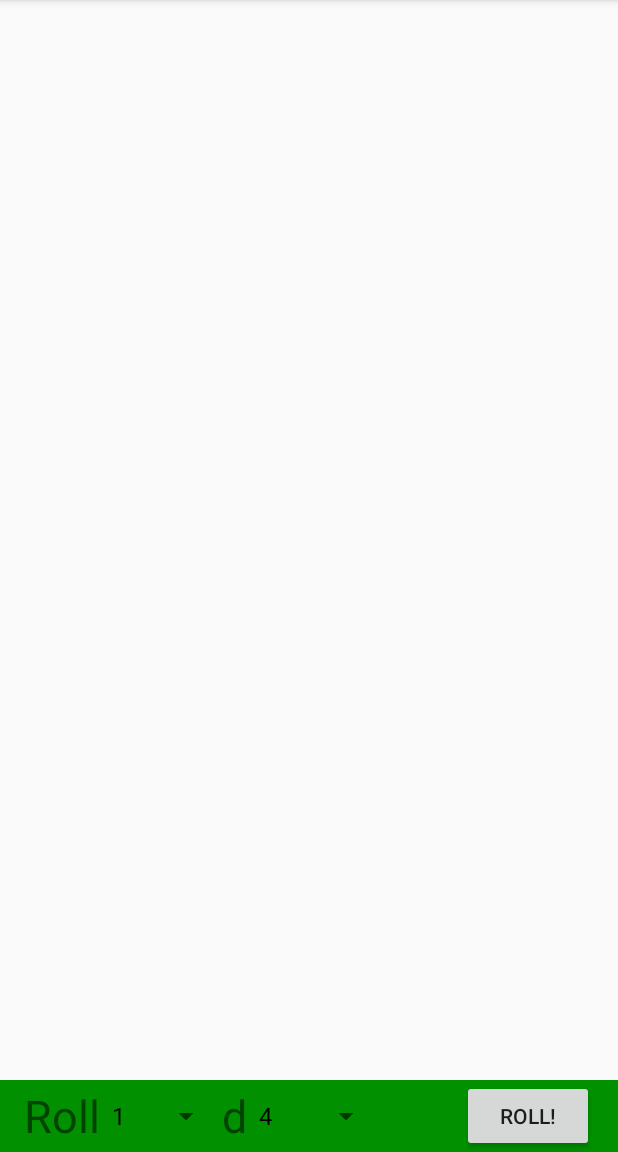
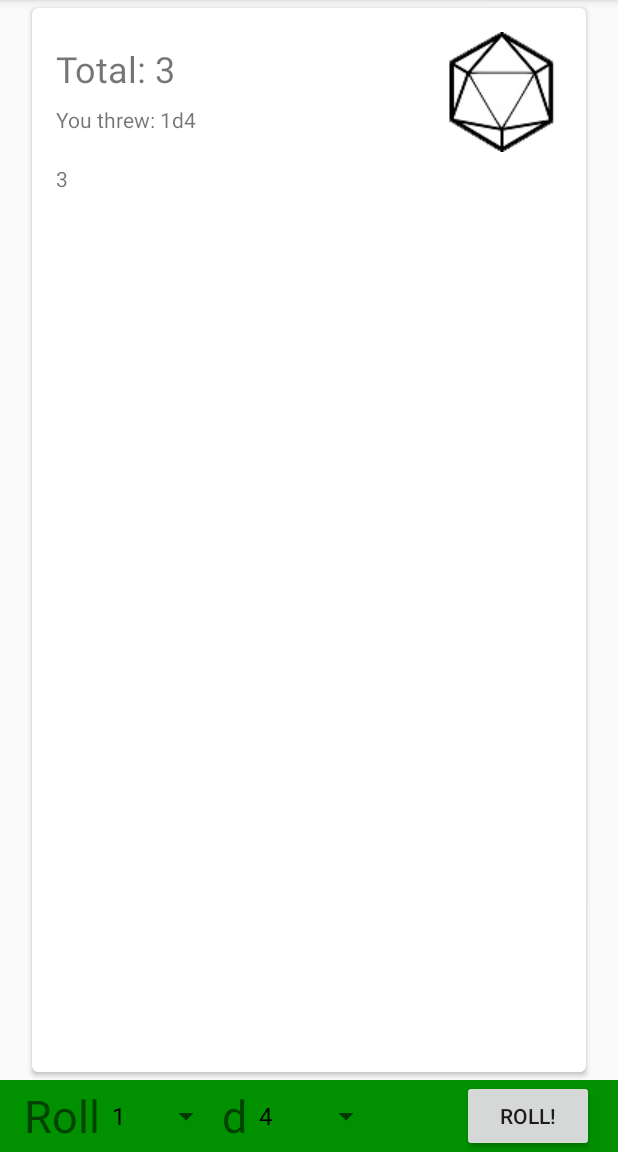
Before and after one commit to zSher/DiceRoller-master, an Android app: the screen it shows after launch (DiceActivity), in the options menu, after a tap on "Settings", on a phone screen of 412 x 824 dp, the part 84-1236 px from its top. Run offline under Robolectric (Android 15) with nearby library versions, the phone set to English and light mode, and no system bars.

Commit message:
Missing files

```diff
--- a/app/src/main/java/com/example/zss7670/diceroller/DiceActivity.java
+++ b/app/src/main/java/com/example/zss7670/diceroller/DiceActivity.java
@@ -6,44 +6,74 @@ import android.support.v7.widget.LinearLayoutManager;
 import android.support.v7.widget.RecyclerView;
 import android.view.Menu;
 import android.view.MenuItem;
+import android.view.View;
 import android.widget.ArrayAdapter;
+import android.widget.Button;
 import android.widget.Spinner;
 
 import java.lang.reflect.Array;
+import java.util.ArrayList;
+import java.util.List;
+import java.util.Random;
 
 public class DiceActivity extends AppCompatActivity {
     private RecyclerView mRecyclerView;
-    private RecyclerView.Adapter mAdapter;
+    private DiceAdapter mAdapter;
     private RecyclerView.LayoutManager mLayoutManager;
+    private Spinner mNumberSpinner;
+    private Spinner mSideSpinner;
 
     @Override
     protected void onCreate(Bundle savedInstanceState) {
         super.onCreate(savedInstanceState);
         setContentView(R.layout.activity_dice);
 
-        Spinner numberSpinner = (Spinner) findViewById(R.id.dieNumberSpinner);
+        mNumberSpinner = (Spinner) findViewById(R.id.dieNumberSpinner);
         ArrayAdapter<CharSequence> numberAdapter =
                 ArrayAdapter.createFromResource(this,
                         R.array.die_number_array,
                         android.R.layout.simple_spinner_dropdown_item);
         numberAdapter.setDropDownViewResource(android.R.layout.simple_spinner_dropdown_item);
-        numberSpinner.setAdapter(numberAdapter);
+        mNumberSpinner.setAdapter(numberAdapter);
 
-        Spinner sideSpinner = (Spinner) findViewById(R.id.dieSideSpinner);
+        mSideSpinner = (Spinner) findViewById(R.id.dieSideSpinner);
         ArrayAdapter<CharSequence> sideAdapter =
                 ArrayAdapter.createFromResource(this,
                         R.array.die_sides_array,
                         android.R.layout.simple_spinner_dropdown_item);
         sideAdapter.setDropDownViewResource(android.R.layout.simple_spinner_dropdown_item);
-        sideSpinner.setAdapter(sideAdapter);
+        mSideSpinner.setAdapter(sideAdapter);
 
         mRecyclerView = (RecyclerView) findViewById(R.id.my_recycler_view);
         mRecyclerView.setHasFixedSize(true);
         mLayoutManager = new LinearLayoutManager(this);
         mRecyclerView.setLayoutManager(mLayoutManager);
 
-        mAdapter = new DiceAdapter(data);
+        ArrayList<DiceThrow> dice = new ArrayList<>();
+
+        mAdapter = new DiceAdapter(dice, getApplicationContext());
         mRecyclerView.setAdapter(mAdapter);
+
+
+        Button rollBtn = (Button) findViewById(R.id.rollBtn);
+        rollBtn.setOnClickListener(new View.OnClickListener() {
+            @Override
+            public void onClick(View v) {
+                Integer numberOfDie = Integer.parseInt((String)mNumberSpinner.getSelectedItem());
+                Integer numberOfSides = Integer.parseInt((String) mSideSpinner.getSelectedItem());
+                Integer[] dice = new Integer[numberOfDie];
+                Random rand = new Random();
+                for (int i = 0; i < dice.length; i++){
+                    dice[i] = rand.nextInt(numberOfSides) + 1;
+                }
+
+                String subTitleText = "You threw: " + numberOfDie + "d" + numberOfSides;
+
+                DiceThrow diceThrow = new DiceThrow(subTitleText, dice);
+                mAdapter.addThrow(diceThrow);
+                mRecyclerView.scrollToPosition(0);
+            }
+        });
     }
 
     @Override
--- a/app/src/main/java/com/example/zss7670/diceroller/DiceAdapter.java
+++ b/app/src/main/java/com/example/zss7670/diceroller/DiceAdapter.java
@@ -1,46 +1,82 @@
 package com.example.zss7670.diceroller;
 
+import android.content.Context;
+import android.support.v7.widget.CardView;
 import android.support.v7.widget.RecyclerView;
 import android.view.LayoutInflater;
 import android.view.View;
 import android.view.ViewGroup;
+import android.view.animation.Animation;
+import android.view.animation.AnimationUtils;
+import android.widget.FrameLayout;
 import android.widget.TextView;
+
+import java.util.List;
 
 /**
  * Created by Zeta on 9/4/15.
  */
-public class DiceAdapter extends RecyclerView.Adapter {
-    private String[] mDataset;
+public class DiceAdapter extends RecyclerView.Adapter<DiceAdapter.DiceViewHolder> {
+    private List<DiceThrow> mDiceThrows;
+    private Context mContext;
 
-    public static class ViewHolder extends RecyclerView.ViewHolder {
-        public TextView mTextView;
-        public ViewHolder(View v) {
+    public static class DiceViewHolder extends RecyclerView.ViewHolder {
+        public TextView mTitleText;
+        public TextView mSubTitleText;
+        public TextView mDiceResultsText;
+
+        public DiceViewHolder(View v) {
             super(v);
-            mTextView = (TextView) v.findViewById(R.id.testCardText);
+            mTitleText = (TextView) v.findViewById(R.id.titleText);
+            mSubTitleText = (TextView) v.findViewById(R.id.subText);
+            mDiceResultsText = (TextView) v.findViewById(R.id.diceResults);
         }
     }
 
-    public DiceAdapter(String[] data){
-        mDataset = data;
+    public DiceAdapter(List<DiceThrow> data, Context context){
+        mDiceThrows = data;
+        mContext = context;
     }
 
     @Override
-    public DiceAdapter.ViewHolder onCreateViewHolder(ViewGroup parent, int viewType){
+    public DiceViewHolder onCreateViewHolder(ViewGroup parent, int viewType){
         View v = LayoutInflater.from(parent.getContext()).inflate(R.layout.dice_card, parent, false);
 
-        ViewHolder vh = new ViewHolder(v);
+        DiceViewHolder vh = new DiceViewHolder(v);
         return vh;
     }
 
     @Override
-    public void onBindViewHolder(ViewHolder viewHolder, int i){
-        //Get element from data set
-        //set name
-        viewHolder.mTextView.setText("Hi");
+    public void onBindViewHolder(DiceViewHolder diceViewHolder, int i) {
+        DiceThrow testData = mDiceThrows.get(i);
+        diceViewHolder.mTitleText.setText("Total: " + testData.mTotal);
+        diceViewHolder.mSubTitleText.setText(testData.mSubTitle);
+        String resultText = "";
+        for (Integer dieResult: testData.mDiceResults) {
+            resultText += dieResult + " ";
+        }
+        diceViewHolder.mDiceResultsText.setText(resultText);
+
+        setAnimation(diceViewHolder.itemView, i);
+    }
+
+    private void setAnimation(View viewToAnimate, int position)
+    {
+        // If the bound view wasn't previously displayed on screen, it's animated
+        if (position == 0)
+        {
+            Animation animation = AnimationUtils.loadAnimation(mContext, android.R.anim.slide_in_left);
+            viewToAnimate.startAnimation(animation);
+        }
     }
 
     @Override
     public int getItemCount(){
-        return
+        return mDiceThrows.size();
+    }
+
+    public void addThrow(DiceThrow diceThrow){
+        mDiceThrows.add(0, diceThrow);
+        notifyDataSetChanged();
     }
 }
--- /dev/null
+++ b/app/src/main/java/com/example/zss7670/diceroller/DiceThrow.java
@@ -0,0 +1,24 @@
+package com.example.zss7670.diceroller;
+
+/**
+ * Created by FractalVagus on 9/4/2015.
+ */
+public class DiceThrow {
+    protected Integer mTotal = 0;
+    protected String mSubTitle;
+    protected Integer[] mDiceResults;
+
+    public DiceThrow(String subTitle, Integer[] diceResults) {
+        mSubTitle = subTitle;
+        mDiceResults = diceResults;
+        for (Integer i : diceResults) {
+            mTotal += i;
+        }
+    }
+
+    public DiceThrow(String subTitle, Integer diceResult){
+        mSubTitle = subTitle;
+        mDiceResults = new Integer[]{diceResult};
+        mTotal = diceResult;
+    }
+}
--- a/app/src/main/res/layout/activity_dice.xml
+++ b/app/src/main/res/layout/activity_dice.xml
@@ -2,18 +2,20 @@
     xmlns:tools="http://schemas.android.com/tools" android:layout_width="match_parent"
     android:layout_height="match_parent" android:paddingLeft="0dp"
     android:paddingRight="0dp"
-    android:paddingTop="@dimen/activity_vertical_margin"
+    android:paddingTop="0dp"
     android:paddingBottom="0dp" tools:context=".DiceActivity">
 
     <android.support.v7.widget.RecyclerView
         android:id="@+id/my_recycler_view"
         android:scrollbars="vertical"
         android:layout_width="match_parent"
-        android:layout_height="match_parent"
+        android:layout_height="fill_parent"
         android:paddingRight="16dp"
-        android:paddingLeft="16dp"/>
+        android:paddingLeft="16dp"
+        android:layout_above="@+id/bottomBar"/>
 
     <RelativeLayout
+        android:id="@+id/bottomBar"
         android:layout_width="match_parent"
         android:layout_height="wrap_content"
         android:layout_alignParentBottom="true"
@@ -54,6 +56,7 @@
             android:layout_width="wrap_content"
             android:layout_height="wrap_content"
             android:text="@string/rollBtnText"
+            android:id="@+id/rollBtn"
             android:layout_alignParentRight="true"
             android:layout_centerVertical="true"
             />
--- a/app/src/main/res/layout/dice_card.xml
+++ b/app/src/main/res/layout/dice_card.xml
@@ -5,12 +5,47 @@
     android:layout_width="match_parent"
     android:layout_height="match_parent"
     card_view:cardCornerRadius="4dp"
-    android:layout_margin="5dp">
+    android:layout_margin="5dp"
+    android:elevation="2dp">
 
-    <TextView
+    <RelativeLayout
         android:layout_width="match_parent"
         android:layout_height="match_parent"
-        android:text="hi"
-        android:id="@+id/testCardText"/>
+        android:paddingLeft="16dp"
+        android:paddingRight="16dp"
+        android:paddingBottom="16dp">
+
+        <TextView
+            android:layout_width="wrap_content"
+            android:layout_height="wrap_content"
+            android:text="Title here"
+            android:id="@+id/titleText"
+            android:textSize="24sp"
+            android:paddingTop="24dp"/>
+        <TextView
+            android:layout_width="wrap_content"
+            android:layout_height="wrap_content"
+            android:textSize="14sp"
+            android:text="subtitle here"
+            android:id="@+id/subText"
+            android:layout_below="@id/titleText"
+            android:paddingTop="8dp"/>
+
+        <ImageView
+            android:layout_width="wrap_content"
+            android:layout_height="wrap_content"
+            android:layout_alignParentRight="true"
+            android:src="@drawable/d20_die"
+            android:paddingTop="16dp"
+            android:id="@+id/imageView"/>
+
+        <TextView
+            android:layout_width="wrap_content"
+            android:layout_height="wrap_content"
+            android:id="@+id/diceResults"
+            android:layout_below="@id/imageView"
+            android:text="hi"
+            android:paddingTop="8dp"/>
+    </RelativeLayout>
 
 </android.support.v7.widget.CardView>
```
Also changed, not shown: app/src/main/res/drawable/d20_die.png (added), 1 other file.
